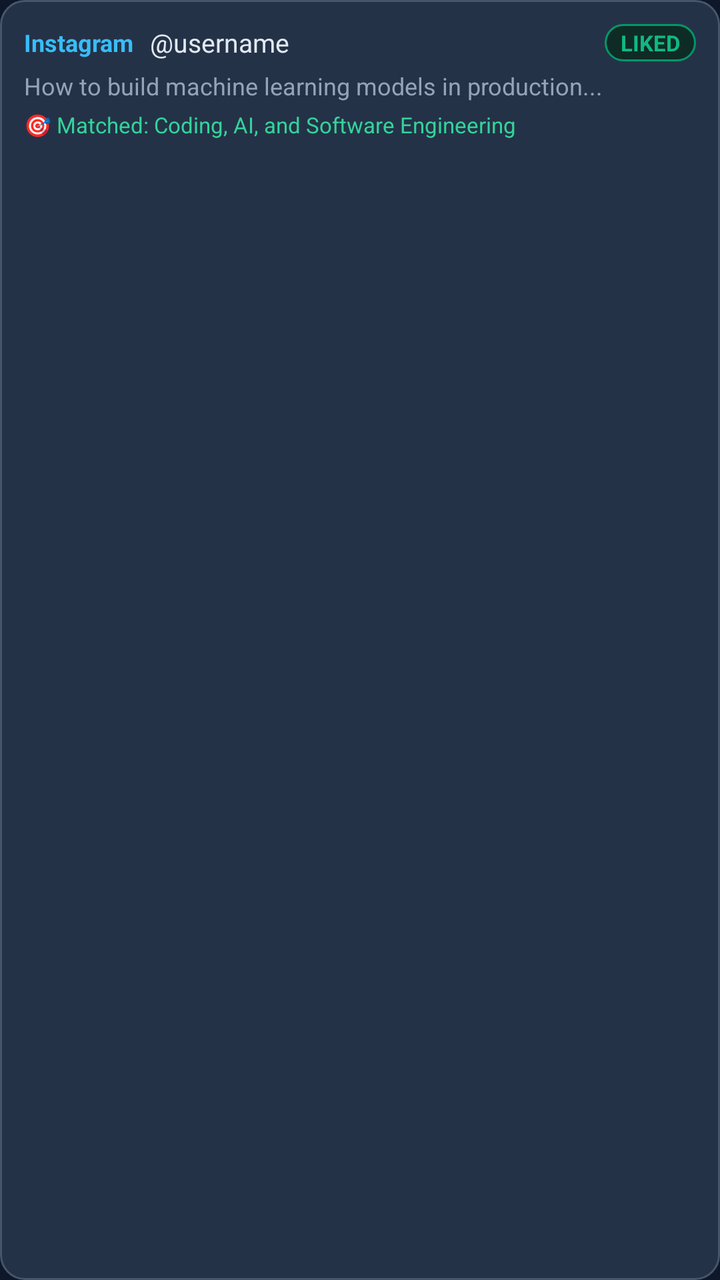
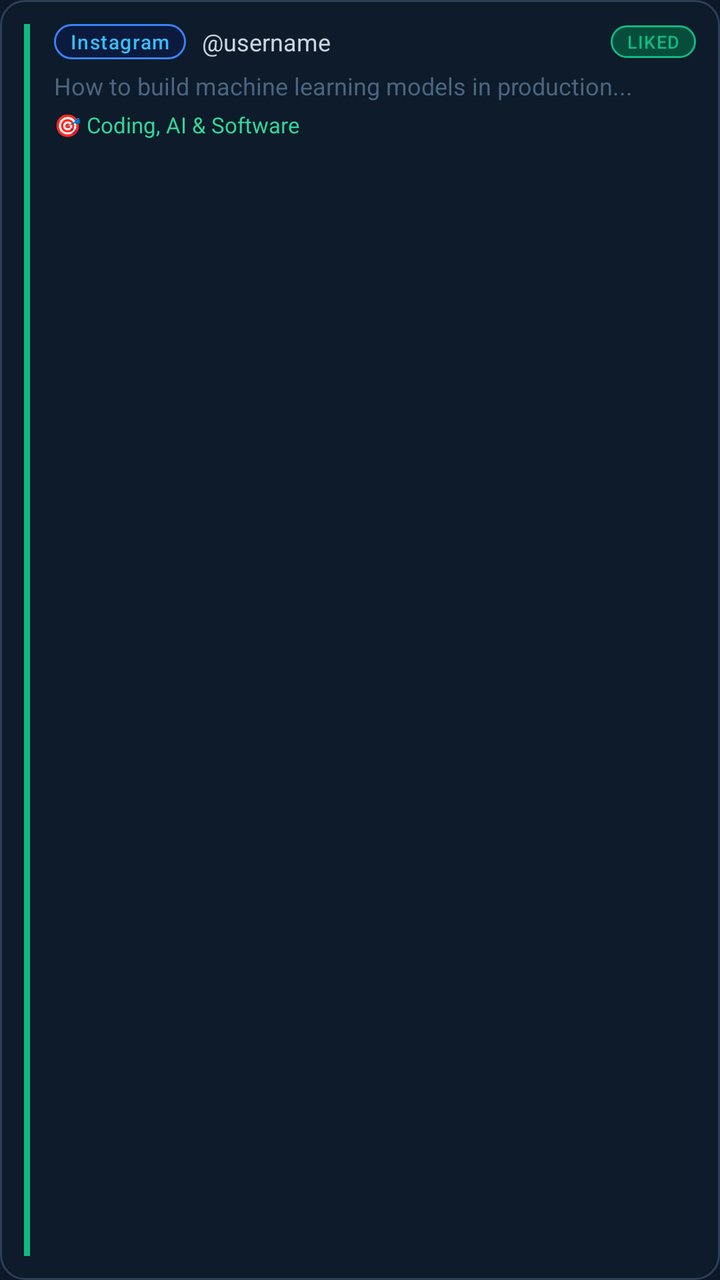

Before-and-after screenshots of an Android layout around one commit, followed by the original layout XML and the change that was made.
<!-- AndroidManifest.xml: application theme Theme.FeedTrainer -->
<!-- res/layout/item_activity_log.xml -->
<?xml version="1.0" encoding="utf-8"?>
<LinearLayout xmlns:android="http://schemas.android.com/apk/res/android"
    android:layout_width="match_parent"
    android:layout_height="wrap_content"
    android:orientation="vertical"
    android:padding="12dp"
    android:layout_marginBottom="8dp"
    android:background="@drawable/bg_button_secondary">

    <LinearLayout
        android:layout_width="match_parent"
        android:layout_height="wrap_content"
        android:orientation="horizontal"
        android:gravity="center_vertical">

        <TextView
            android:id="@+id/tvPlatform"
            android:layout_width="wrap_content"
            android:layout_height="wrap_content"
            android:text="Instagram"
            android:textColor="#38BDF8"
            android:textSize="12sp"
            android:textStyle="bold" />

        <TextView
            android:id="@+id/tvUsername"
            android:layout_width="0dp"
            android:layout_height="wrap_content"
            android:layout_weight="1"
            android:layout_marginStart="8dp"
            android:text="@username"
            android:textColor="#E2E8F0"
            android:textSize="13sp"
            android:singleLine="true" />

        <TextView
            android:id="@+id/tvActionBadge"
            android:layout_width="wrap_content"
            android:layout_height="wrap_content"
            android:text="LIKED"
            android:textColor="#10B981"
            android:textSize="11sp"
            android:textStyle="bold"
            android:paddingStart="8dp"
            android:paddingEnd="8dp"
            android:paddingTop="2dp"
            android:paddingBottom="2dp"
            android:background="@drawable/bg_chip" />
    </LinearLayout>

    <TextView
        android:id="@+id/tvCaptionSnippet"
        android:layout_width="match_parent"
        android:layout_height="wrap_content"
        android:layout_marginTop="4dp"
        android:text="How to build machine learning models in production..."
        android:textColor="#94A3B8"
        android:textSize="12sp"
        android:maxLines="2" />

    <TextView
        android:id="@+id/tvGoalTag"
        android:layout_width="wrap_content"
        android:layout_height="wrap_content"
        android:layout_marginTop="4dp"
        android:text="🎯 Matched: Coding, AI, and Software Engineering"
        android:textColor="#34D399"
        android:textSize="11sp" />

</LinearLayout>
<!-- resources referenced by this layout -->
<resources>
  <!-- drawable bg_button_secondary (drawable) -->
  <?xml version="1.0" encoding="utf-8"?>
  <shape xmlns:android="http://schemas.android.com/apk/res/android"
      android:shape="rectangle">
      <solid android:color="#243248" />
      <stroke android:width="1dp" android:color="#475569" />
      <corners android:radius="12dp" />
  </shape>
  <!-- drawable bg_chip (drawable) -->
  <?xml version="1.0" encoding="utf-8"?>
  <shape xmlns:android="http://schemas.android.com/apk/res/android"
      android:shape="rectangle">
      <solid android:color="#0F2B26" />
      <stroke android:width="1dp" android:color="#059669" />
      <corners android:radius="20dp" />
      <padding android:left="12dp" android:top="6dp" android:right="12dp" android:bottom="6dp" />
  </shape>
  <style name="Theme.FeedTrainer" parent="Theme.Material3.Dark.NoActionBar">
          <item name="colorPrimary">@color/primary</item>
          <item name="colorOnPrimary">@color/on_primary</item>
          <item name="colorPrimaryContainer">@color/primary_container</item>
          <item name="android:statusBarColor">@color/bg_dark</item>
          <item name="android:windowBackground">@color/bg_dark</item>
          <item name="android:navigationBarColor">@color/bg_dark</item>
      </style>
  <color name="primary">#10B981</color>
  <color name="on_primary">#FFFFFF</color>
  <color name="primary_container">#064E3B</color>
  <color name="bg_dark">#0F172A</color>
</resources>

<!-- the commit's change to res/layout/item_activity_log.xml (unified diff, before → after) -->
@@ -1,70 +1,100 @@
 <?xml version="1.0" encoding="utf-8"?>
 <LinearLayout xmlns:android="http://schemas.android.com/apk/res/android"
+    xmlns:app="http://schemas.android.com/apk/res-auto"
     android:layout_width="match_parent"
     android:layout_height="wrap_content"
-    android:orientation="vertical"
+    android:orientation="horizontal"
+    android:layout_marginBottom="8dp"
+    android:background="@drawable/bg_input_field"
     android:padding="12dp"
-    android:layout_marginBottom="8dp"
-    android:background="@drawable/bg_button_secondary">
+    android:gravity="top">
 
+    
+    <View
+        android:layout_width="3dp"
+        android:layout_height="match_parent"
+        android:background="#10B981"
+        android:layout_marginEnd="12dp" />
+
+    
     <LinearLayout
-        android:layout_width="match_parent"
+        android:layout_width="0dp"
         android:layout_height="wrap_content"
-        android:orientation="horizontal"
-        android:gravity="center_vertical">
+        android:layout_weight="1"
+        android:orientation="vertical">
 
+        
+        <LinearLayout
+            android:layout_width="match_parent"
+            android:layout_height="wrap_content"
+            android:orientation="horizontal"
+            android:gravity="center_vertical"
+            android:layout_marginBottom="5dp">
+
+            <TextView
+                android:id="@+id/tvPlatform"
+                android:layout_width="wrap_content"
+                android:layout_height="wrap_content"
+                android:text="Instagram"
+                android:textColor="#38BDF8"
+                android:textSize="10sp"
+                android:letterSpacing="0.05"
+                android:fontFamily="sans-serif-medium"
+                android:background="@drawable/bg_pill_blue"
+                android:paddingStart="8dp"
+                android:paddingEnd="8dp"
+                android:paddingTop="2dp"
+                android:paddingBottom="2dp"
+                android:layout_marginEnd="8dp" />
+
+            <TextView
+                android:id="@+id/tvUsername"
+                android:layout_width="0dp"
+                android:layout_height="wrap_content"
+                android:layout_weight="1"
+                android:text="@username"
+                android:textColor="#CBD5E1"
+                android:textSize="12sp"
+                android:singleLine="true"
+                android:ellipsize="end" />
+
+            <TextView
+                android:id="@+id/tvActionBadge"
+                android:layout_width="wrap_content"
+                android:layout_height="wrap_content"
+                android:text="LIKED"
+                android:textColor="#10B981"
+                android:textSize="9sp"
+                android:letterSpacing="0.05"
+                android:fontFamily="sans-serif-medium"
+                android:background="@drawable/bg_pill_green"
+                android:paddingStart="8dp"
+                android:paddingEnd="8dp"
+                android:paddingTop="2dp"
+                android:paddingBottom="2dp" />
+        </LinearLayout>
+
+        
         <TextView
-            android:id="@+id/tvPlatform"
+            android:id="@+id/tvCaptionSnippet"
+            android:layout_width="match_parent"
+            android:layout_height="wrap_content"
+            android:text="How to build machine learning models in production..."
+            android:textColor="#4B6580"
+            android:textSize="12sp"
+            android:maxLines="2"
+            android:ellipsize="end"
+            android:lineSpacingExtra="2dp"
+            android:layout_marginBottom="4dp" />
+
+        
+        <TextView
+            android:id="@+id/tvGoalTag"
             android:layout_width="wrap_content"
             android:layout_height="wrap_content"
-            android:text="Instagram"
-            android:textColor="#38BDF8"
-            android:textSize="12sp"
-            android:textStyle="bold" />
+            android:text="🎯 Coding, AI &amp; Software"
+            android:textColor="#34D399"
+            android:textSize="11sp" />
 
-        <TextView
-            android:id="@+id/tvUsername"
-            android:layout_width="0dp"
-            android:layout_height="wrap_content"
-            android:layout_weight="1"
-            android:layout_marginStart="8dp"
-            android:text="@username"
-            android:textColor="#E2E8F0"
-            android:textSize="13sp"
-            android:singleLine="true" />
-
-        <TextView
-            android:id="@+id/tvActionBadge"
-            android:layout_width="wrap_content"
-            android:layout_height="wrap_content"
-            android:text="LIKED"
-            android:textColor="#10B981"
-            android:textSize="11sp"
-            android:textStyle="bold"
-            android:paddingStart="8dp"
-            android:paddingEnd="8dp"
-            android:paddingTop="2dp"
-            android:paddingBottom="2dp"
-            android:background="@drawable/bg_chip" />
     </LinearLayout>
-
-    <TextView
-        android:id="@+id/tvCaptionSnippet"
-        android:layout_width="match_parent"
-        android:layout_height="wrap_content"
-        android:layout_marginTop="4dp"
-        android:text="How to build machine learning models in production..."
-        android:textColor="#94A3B8"
-        android:textSize="12sp"
-        android:maxLines="2" />
-
-    <TextView
-        android:id="@+id/tvGoalTag"
-        android:layout_width="wrap_content"
-        android:layout_height="wrap_content"
-        android:layout_marginTop="4dp"
-        android:text="🎯 Matched: Coding, AI, and Software Engineering"
-        android:textColor="#34D399"
-        android:textSize="11sp" />
-
 </LinearLayout>
<!-- resource entries referenced after the edit -->
@@ -1,33 +1,45 @@
 <!-- resources referenced by this layout -->
 <resources>
-  <!-- drawable bg_button_secondary (drawable) -->
+  <!-- drawable bg_input_field (drawable) -->
   <?xml version="1.0" encoding="utf-8"?>
   <shape xmlns:android="http://schemas.android.com/apk/res/android"
       android:shape="rectangle">
-      <solid android:color="#243248" />
-      <stroke android:width="1dp" android:color="#475569" />
+      <solid android:color="#0D1B2A" />
+      <stroke android:width="1dp" android:color="#2D3F55" />
       <corners android:radius="12dp" />
   </shape>
-  <!-- drawable bg_chip (drawable) -->
+  <!-- drawable bg_pill_blue (drawable) -->
   <?xml version="1.0" encoding="utf-8"?>
   <shape xmlns:android="http://schemas.android.com/apk/res/android"
       android:shape="rectangle">
-      <solid android:color="#0F2B26" />
-      <stroke android:width="1dp" android:color="#059669" />
-      <corners android:radius="20dp" />
-      <padding android:left="12dp" android:top="6dp" android:right="12dp" android:bottom="6dp" />
+      <solid android:color="#0C1A3D" />
+      <stroke android:width="1dp" android:color="#3B82F6" />
+      <corners android:radius="100dp" />
+  </shape>
+  <!-- drawable bg_pill_green (drawable) -->
+  <?xml version="1.0" encoding="utf-8"?>
+  <shape xmlns:android="http://schemas.android.com/apk/res/android"
+      android:shape="rectangle">
+      <solid android:color="#064E3B" />
+      <stroke android:width="1dp" android:color="#10B981" />
+      <corners android:radius="100dp" />
   </shape>
   <style name="Theme.FeedTrainer" parent="Theme.Material3.Dark.NoActionBar">
           <item name="colorPrimary">@color/primary</item>
           <item name="colorOnPrimary">@color/on_primary</item>
           <item name="colorPrimaryContainer">@color/primary_container</item>
-          <item name="android:statusBarColor">@color/bg_dark</item>
+          <item name="colorSurface">@color/surface_dark</item>
+          <item name="colorSurfaceVariant">@color/surface_card</item>
+          <item name="android:statusBarColor">#0B1120</item>
           <item name="android:windowBackground">@color/bg_dark</item>
-          <item name="android:navigationBarColor">@color/bg_dark</item>
+          <item name="android:navigationBarColor">#0B1120</item>
+          <item name="android:windowLightStatusBar">false</item>
       </style>
   <color name="primary">#10B981</color>
   <color name="on_primary">#FFFFFF</color>
   <color name="primary_container">#064E3B</color>
+  <color name="surface_dark">#1E293B</color>
+  <color name="surface_card">#243248</color>
   <color name="bg_dark">#0F172A</color>
 </resources>
 
